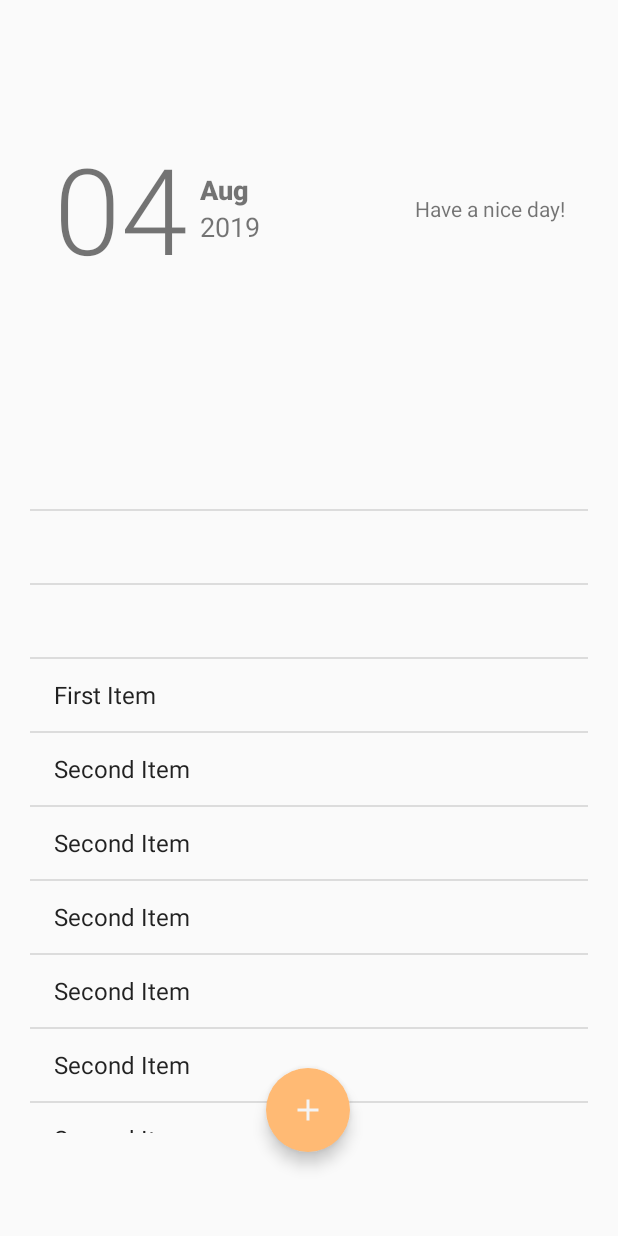
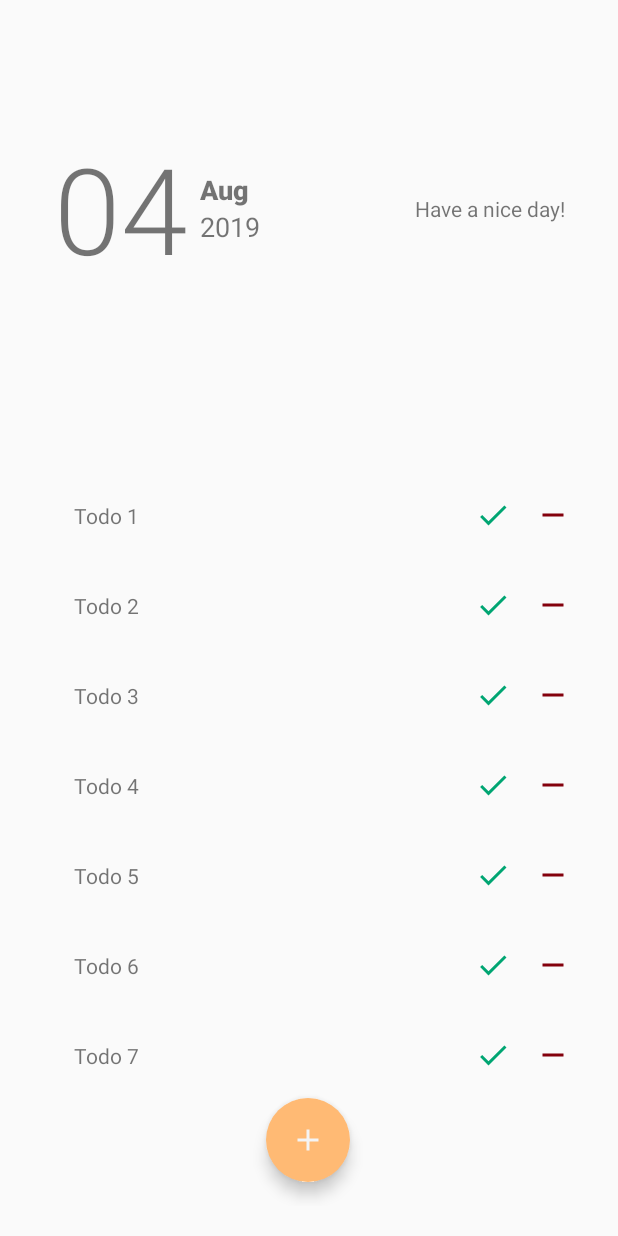
Before and after one commit to Abiri99/Todo-App, an Android app: the screen it shows after launch (MainActivity), on a phone screen of 412 x 824 dp. Run offline under Robolectric (Android 15) with nearby library versions, the phone set to English and light mode, and no system bars; Roboto replaces fonts that are not available here.

Commit message:
Application is now working with recycler view.

```diff
--- a/app/build.gradle
+++ b/app/build.gradle
@@ -26,4 +26,5 @@ dependencies {
     androidTestImplementation 'com.android.support.test:runner:1.0.2'
     androidTestImplementation 'com.android.support.test.espresso:espresso-core:3.0.2'
     implementation 'com.android.support:design:28.0.0'
+    implementation 'com.android.support:recyclerview-v7:28.0.0'
 }
--- a/app/src/main/java/com/abiri/mytodos/AddActivity.java
+++ b/app/src/main/java/com/abiri/mytodos/AddActivity.java
@@ -15,14 +15,12 @@ public class AddActivity extends AppCompatActivity {
         super.onCreate(savedInstanceState);
         setContentView(R.layout.activity_add);
 
-        title = (EditText) findViewById(R.id.title);
         description = (EditText) findViewById(R.id.description);
     }
 
     public void onSaveItem(View view) {
         Intent intent = new Intent();
-        intent.putExtra("title", title.getText().toString());
-        intent.putExtra("description", description.getText().toString());
+        intent.putExtra("todo_description", description.getText().toString());
         setResult(RESULT_OK, intent);
         finish();
     }
--- a/app/src/main/java/com/abiri/mytodos/MainActivity.java
+++ b/app/src/main/java/com/abiri/mytodos/MainActivity.java
@@ -4,6 +4,8 @@ import android.content.Intent;
 import android.os.Build;
 import android.support.v7.app.AppCompatActivity;
 import android.os.Bundle;
+import android.support.v7.widget.LinearLayoutManager;
+import android.support.v7.widget.RecyclerView;
 import android.view.View;
 import android.view.Window;
 import android.view.WindowManager;
@@ -11,6 +13,8 @@ import android.widget.ArrayAdapter;
 import android.widget.ListView;
 import android.widget.TextView;
 import android.widget.Toast;
+
+import com.abiri.mytodos.model.Todo;
 
 import java.text.DateFormat;
 import java.text.SimpleDateFormat;
@@ -22,14 +26,28 @@ public class MainActivity extends AppCompatActivity {
 
     TextView day_num, month, year;
 
-    private ArrayList<String> items;
-    private ArrayAdapter<String> itemsAdapter;
-    private ListView lvItems;
+    private ArrayList<Todo> todos;
 
     @Override
     protected void onCreate(Bundle savedInstanceState) {
         super.onCreate(savedInstanceState);
         setContentView(R.layout.activity_main);
+
+
+        // Lookup the recyclerview in activity layout
+        RecyclerView rvTodos = (RecyclerView) findViewById(R.id.rvTodos);
+
+        // Initialize contacts
+        todos = Todo.createTodoList(20);
+        // Create adapter passing in the sample user data
+        TodoAdapter adapter = new TodoAdapter(todos);
+        // Attach the adapter to the recyclerview to populate items
+        rvTodos.setAdapter(adapter);
+        // Set layout manager to position the items
+        rvTodos.setLayoutManager(new LinearLayoutManager(this));
+        // That's all!
+
+
 
         day_num = findViewById(R.id.day_num);
         month = findViewById(R.id.month);
@@ -44,36 +62,6 @@ public class MainActivity extends AppCompatActivity {
         month.setText(formattedDate.split("-")[1]);
         year.setText(formattedDate.split("-")[2]);
 
-        lvItems = (ListView) findViewById(R.id.lvItems);
-        items = new ArrayList<String>();
-        itemsAdapter = new ArrayAdapter<String>(this,
-                android.R.layout.simple_list_item_1, items);
-        lvItems.setAdapter(itemsAdapter);
-        items.add("");
-        items.add("");
-        items.add("");
-        items.add("First Item");
-        items.add("Second Item");
-        items.add("Second Item");
-        items.add("Second Item");
-        items.add("Second Item");
-        items.add("Second Item");
-        items.add("Second Item");
-        items.add("Second Item");
-        items.add("Second Item");
-        items.add("Second Item");
-        items.add("Second Item");
-        items.add("Second Item");
-        items.add("Second Item");
-        items.add("thiradsfsad Item");
-        items.add("Second Item");
-        items.add("Second Item");
-        items.add("Second Item");
-        items.add("");
-        items.add("");
-        items.add("");
-        items.add("");
-        items.add("");
     }
 
     // REQUEST_CODE can be any value we like, used to determine the result type later
@@ -89,11 +77,11 @@ public class MainActivity extends AppCompatActivity {
         // REQUEST_CODE is defined above
         if (resultCode == RESULT_OK && requestCode == REQUEST_CODE) {
             // Extract name value from result extras
-            String title = data.getExtras().getString("title");
-            String description = data.getExtras().getString("description");
+            String description = data.getExtras().getString("todo_description");
+            Todo todo = new Todo(description);
             // Toast the name to display temporarily on screen
             //Toast.makeText(this, name, Toast.LENGTH_SHORT).show();
-            items.add(description);
+            todos.add(todo);
         }
     }
 }
--- /dev/null
+++ b/app/src/main/java/com/abiri/mytodos/TodoAdapter.java
@@ -0,0 +1,80 @@
+package com.abiri.mytodos;
+
+import android.content.Context;
+import android.support.v7.widget.RecyclerView;
+import android.view.LayoutInflater;
+import android.view.View;
+import android.view.ViewGroup;
+import android.widget.Button;
+import android.widget.ImageView;
+import android.widget.TextView;
+
+import com.abiri.mytodos.model.Todo;
+
+import java.util.List;
+
+// Create the basic adapter extending from RecyclerView.Adapter
+// Note that we specify the custom ViewHolder which gives us access to our views
+public class TodoAdapter extends
+        RecyclerView.Adapter<TodoAdapter.ViewHolder> {
+
+    // Provide a direct reference to each of the views within a data item
+    // Used to cache the views within the item layout for fast access
+    public class ViewHolder extends RecyclerView.ViewHolder {
+        // Your holder should contain a member variable
+        // for any view that will be set as you render a row
+        public TextView todo_description;
+        public ImageView todo_done, todo_remove;
+
+        // We also create a constructor that accepts the entire item row
+        // and does the view lookups to find each subview
+        public ViewHolder(View itemView) {
+            // Stores the itemView in a public final member variable that can be used
+            // to access the context from any ViewHolder instance.
+            super(itemView);
+
+            todo_description = (TextView) itemView.findViewById(R.id.todo_description);
+            todo_done = (ImageView) itemView.findViewById(R.id.todo_done);
+            todo_remove = (ImageView) itemView.findViewById(R.id.todo_remove);
+        }
+    }
+
+    // Store a member variable for the contacts
+    private List<Todo> mTodos;
+
+    // Pass in the contact array into the constructor
+    public TodoAdapter(List<Todo> todos) {
+        mTodos = todos;
+    }
+
+    // Usually involves inflating a layout from XML and returning the holder
+    @Override
+    public TodoAdapter.ViewHolder onCreateViewHolder(ViewGroup parent, int viewType) {
+        Context context = parent.getContext();
+        LayoutInflater inflater = LayoutInflater.from(context);
+
+        // Inflate the custom layout
+        View todoView = inflater.inflate(R.layout.todo_item_layout, parent, false);
+
+        // Return a new holder instance
+        ViewHolder viewHolder = new ViewHolder(todoView);
+        return viewHolder;
+    }
+
+    // Involves populating data into the item through holder
+    @Override
+    public void onBindViewHolder(TodoAdapter.ViewHolder viewHolder, int position) {
+        // Get the data model based on position
+        Todo todo = mTodos.get(position);
+
+        // Set item views based on your views and data model
+        TextView textView = viewHolder.todo_description;
+        textView.setText(todo.getText());
+    }
+
+    // Returns the total count of items in the list
+    @Override
+    public int getItemCount() {
+        return mTodos.size();
+    }
+}
--- a/app/src/main/java/com/abiri/mytodos/model/Todo.java
+++ b/app/src/main/java/com/abiri/mytodos/model/Todo.java
@@ -1,4 +1,6 @@
 package com.abiri.mytodos.model;
+
+import java.util.ArrayList;
 
 public class Todo {
     String text;
@@ -23,4 +25,20 @@ public class Todo {
     public void setDone(Boolean done) {
         isDone = done;
     }
+
+    public Boolean isDone() {
+        return isDone;
+    }
+
+    private static int lastContactId = 0;
+
+    public static ArrayList<Todo> createTodoList(int number) {
+        ArrayList<Todo> todos = new ArrayList<Todo>();
+
+        for (int i = 1; i <= number; i++) {
+            todos.add(new Todo("Todo " + ++lastContactId));
+        }
+
+        return todos;
+    }
 }
--- /dev/null
+++ b/app/src/main/res/drawable/ic_remove.xml
@@ -0,0 +1,5 @@
+<vector android:height="24dp" android:tint="#83000C"
+    android:viewportHeight="24.0" android:viewportWidth="24.0"
+    android:width="24dp" xmlns:android="http://schemas.android.com/apk/res/android">
+    <path android:fillColor="#FF000000" android:pathData="M14.59,8L12,10.59 9.41,8 8,9.41 10.59,12 8,14.59 9.41,16 12,13.41 14.59,16 16,14.59 13.41,12 16,9.41 14.59,8zM12,2C6.47,2 2,6.47 2,12s4.47,10 10,10 10,-4.47 10,-10S17.53,2 12,2zM12,20c-4.41,0 -8,-3.59 -8,-8s3.59,-8 8,-8 8,3.59 8,8 -3.59,8 -8,8z"/>
+</vector>
--- /dev/null
+++ b/app/src/main/res/drawable/ic_remove2.xml
@@ -0,0 +1,5 @@
+<vector android:height="24dp" android:tint="#83000C"
+    android:viewportHeight="24.0" android:viewportWidth="24.0"
+    android:width="24dp" xmlns:android="http://schemas.android.com/apk/res/android">
+    <path android:fillColor="#FF000000" android:pathData="M19,13H5v-2h14v2z"/>
+</vector>
--- /dev/null
+++ b/app/src/main/res/drawable/ic_tick.xml
@@ -0,0 +1,5 @@
+<vector android:height="24dp" android:tint="#00A572"
+    android:viewportHeight="24.0" android:viewportWidth="24.0"
+    android:width="24dp" xmlns:android="http://schemas.android.com/apk/res/android">
+    <path android:fillColor="#FF000000" android:pathData="M9,16.2L4.8,12l-1.4,1.4L9,19 21,7l-1.4,-1.4L9,16.2z"/>
+</vector>
--- a/app/src/main/res/layout/activity_add.xml
+++ b/app/src/main/res/layout/activity_add.xml
@@ -7,11 +7,11 @@
     tools:context=".AddActivity">
 
     <EditText
-        android:id="@+id/title"
+        android:id="@+id/description"
         android:layout_width="wrap_content"
         android:layout_height="wrap_content"
         android:layout_marginStart="16dp"
-        android:layout_marginTop="152dp"
+        android:layout_marginTop="236dp"
         android:layout_marginEnd="16dp"
         android:ems="10"
         android:inputType="textPersonName"
@@ -19,20 +19,6 @@
         app:layout_constraintEnd_toEndOf="parent"
         app:layout_constraintStart_toStartOf="parent"
         app:layout_constraintTop_toTopOf="parent" />
-
-    <EditText
-        android:id="@+id/description"
-        android:layout_width="wrap_content"
-        android:layout_height="wrap_content"
-        android:layout_marginStart="16dp"
-        android:layout_marginTop="16dp"
-        android:layout_marginEnd="16dp"
-        android:ems="10"
-        android:inputType="textPersonName"
-        android:text="Name"
-        app:layout_constraintEnd_toEndOf="parent"
-        app:layout_constraintStart_toStartOf="parent"
-        app:layout_constraintTop_toBottomOf="@+id/title" />
 
     <Button
         android:id="@+id/button"
--- a/app/src/main/res/layout/activity_main.xml
+++ b/app/src/main/res/layout/activity_main.xml
@@ -63,14 +63,27 @@
 
     </LinearLayout>
 
-    <ListView
-        android:id="@+id/lvItems"
+    <android.support.design.widget.FloatingActionButton
+        android:id="@+id/floatingActionButton2"
         android:layout_width="wrap_content"
-        android:layout_height="464dp"
-        android:layout_above="@+id/floatingActionButton2"
-        android:layout_alignParentStart="true"
-        android:layout_alignParentLeft="true"
-        android:layout_alignParentTop="true"
+        android:layout_height="wrap_content"
+        android:layout_marginStart="8dp"
+        android:layout_marginEnd="8dp"
+        android:layout_marginBottom="16dp"
+        android:backgroundTint="#FFBA74"
+        android:clickable="true"
+        android:onClick="onAddItem"
+        app:borderWidth="0dp"
+        app:layout_constraintBottom_toBottomOf="parent"
+        app:layout_constraintEnd_toEndOf="parent"
+        app:layout_constraintHorizontal_bias="0.498"
+        app:layout_constraintStart_toStartOf="parent"
+        app:srcCompat="@drawable/ic_add_black_24dp" />
+
+    <android.support.v7.widget.RecyclerView
+        android:id="@+id/rvTodos"
+        android:layout_width="379dp"
+        android:layout_height="433dp"
         android:layout_marginStart="16dp"
         android:layout_marginTop="16dp"
         android:layout_marginEnd="16dp"
@@ -78,23 +91,7 @@
         app:layout_constraintBottom_toBottomOf="parent"
         app:layout_constraintEnd_toEndOf="parent"
         app:layout_constraintStart_toStartOf="parent"
-        app:layout_constraintTop_toBottomOf="@+id/linearLayout" />
-
-    <android.support.design.widget.FloatingActionButton
-        android:id="@+id/floatingActionButton2"
-        android:layout_width="wrap_content"
-        android:layout_height="wrap_content"
-        android:layout_marginStart="8dp"
-        android:layout_marginEnd="8dp"
-        android:layout_marginBottom="36dp"
-        android:clickable="true"
-        android:onClick="onAddItem"
-        android:backgroundTint="#FFBA74"
-        app:borderWidth="0dp"
-        app:layout_constraintBottom_toBottomOf="parent"
-        app:layout_constraintEnd_toEndOf="parent"
-        app:layout_constraintHorizontal_bias="0.498"
-        app:layout_constraintStart_toStartOf="parent"
-        app:srcCompat="@drawable/ic_add_black_24dp" />
+        app:layout_constraintTop_toBottomOf="@+id/linearLayout"
+        app:layout_constraintVertical_bias="0.571" />
 
 </android.support.constraint.ConstraintLayout>
--- /dev/null
+++ b/app/src/main/res/layout/todo_item_layout.xml
@@ -0,0 +1,47 @@
+<?xml version="1.0" encoding="utf-8"?>
+<android.support.constraint.ConstraintLayout xmlns:android="http://schemas.android.com/apk/res/android"
+    xmlns:app="http://schemas.android.com/apk/res-auto"
+    xmlns:tools="http://schemas.android.com/tools"
+    android:layout_width="match_parent"
+    android:layout_height="60dp"
+    android:gravity="center_vertical"
+    android:orientation="horizontal">
+
+    <TextView
+        android:id="@+id/todo_description"
+        android:layout_width="wrap_content"
+        android:layout_height="wrap_content"
+        android:layout_marginStart="16dp"
+        android:layout_marginTop="16dp"
+        android:layout_marginBottom="16dp"
+        android:padding="16dp"
+        android:text="TextView"
+        app:layout_constraintBottom_toBottomOf="parent"
+        app:layout_constraintStart_toStartOf="parent"
+        app:layout_constraintTop_toTopOf="parent" />
+
+    <ImageView
+        android:id="@+id/todo_done"
+        android:layout_width="wrap_content"
+        android:layout_height="wrap_content"
+        android:layout_marginTop="16dp"
+        android:layout_marginEnd="16dp"
+        android:layout_marginBottom="16dp"
+        app:layout_constraintBottom_toBottomOf="parent"
+        app:layout_constraintEnd_toStartOf="@+id/todo_remove"
+        app:layout_constraintTop_toTopOf="parent"
+        app:srcCompat="@drawable/ic_tick" />
+
+    <ImageView
+        android:id="@+id/todo_remove"
+        android:layout_width="wrap_content"
+        android:layout_height="wrap_content"
+        android:layout_marginTop="16dp"
+        android:layout_marginEnd="16dp"
+        android:layout_marginBottom="16dp"
+        app:layout_constraintBottom_toBottomOf="parent"
+        app:layout_constraintEnd_toEndOf="parent"
+        app:layout_constraintTop_toTopOf="parent"
+        app:srcCompat="@drawable/ic_remove2" />
+
+</android.support.constraint.ConstraintLayout>
```
